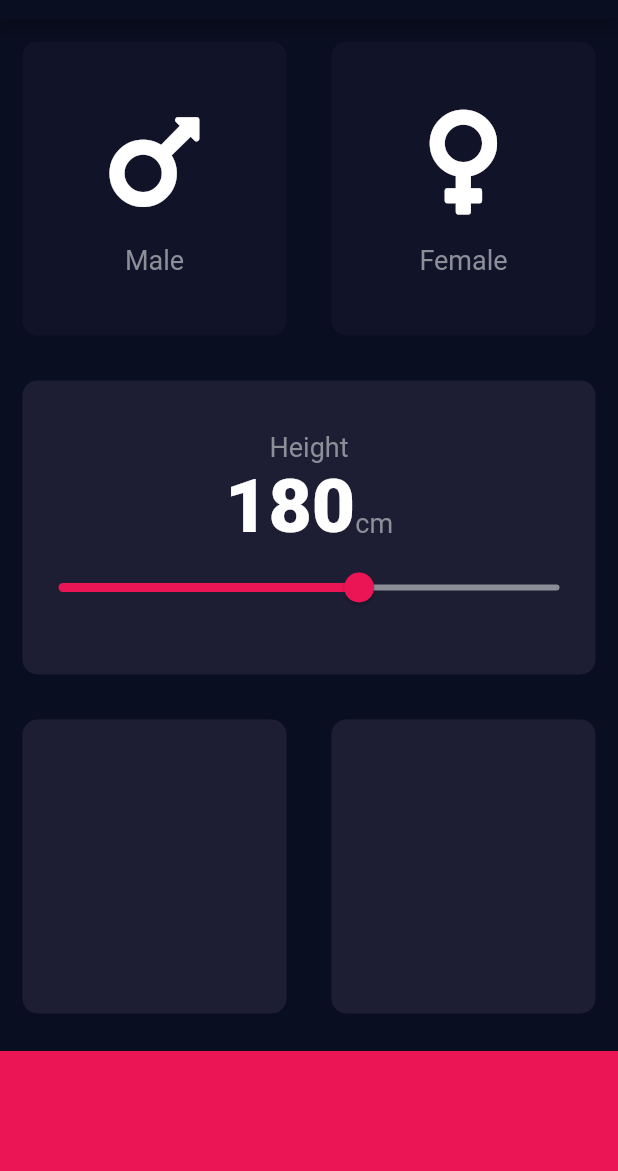
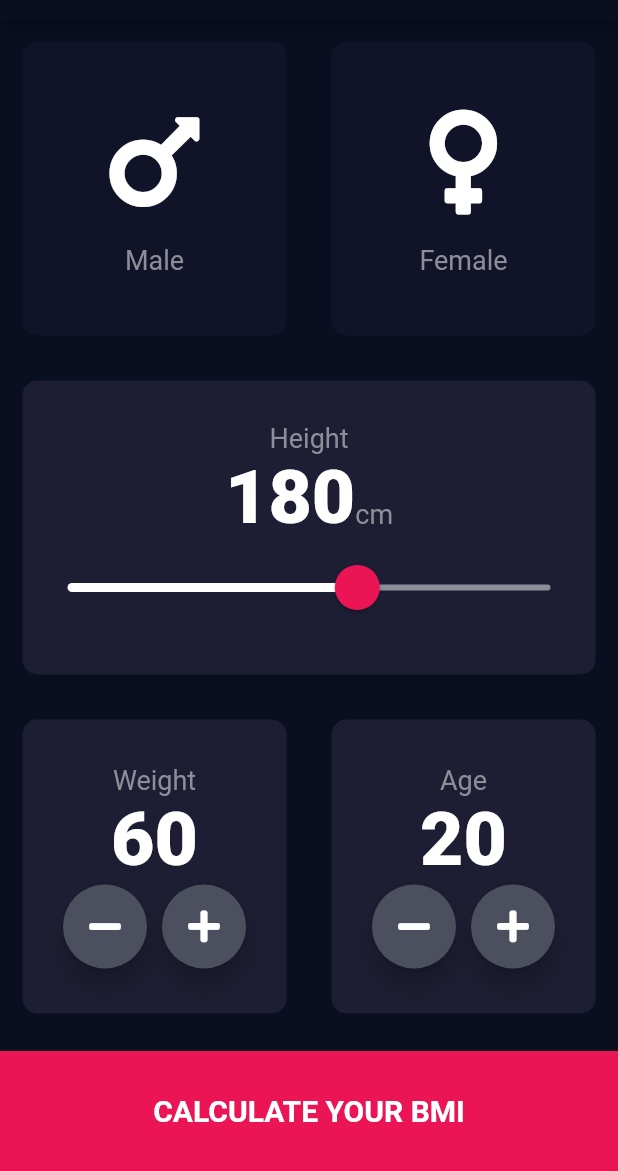
Before and after one commit to rabzkhan/bmi-calculator, a Flutter app: the screen it shows after launch, on a phone screen of 412 x 824 dp, the part 65-1236 px from its top. Run offline on Flutter 3.47's test engine with Material 2 defaults, Android fonts, the phone set to English and light mode, and no system bars; our stand-ins replace font_awesome_flutter.

Commit message:
home page updated

```diff
--- a/lib/input_page.dart
+++ b/lib/input_page.dart
@@ -16,6 +16,8 @@ class InputPage extends StatefulWidget {
 
 class _InputPageState extends State<InputPage> {
   int height = 180;
+  int weight = 60;
+  int age = 20;
 
   Color maleCardColour = kinactiveCardColor;
   Color femaleCardColour = kinactiveCardColor;
@@ -110,18 +112,27 @@ class _InputPageState extends State<InputPage> {
                         )
                       ],
                     ),
-                    Slider(
+                    SliderTheme(
+                      data: SliderTheme.of(context).copyWith(
+                          inactiveTrackColor: Color(0xFF8D8E98),
+                          activeTrackColor: Colors.white,
+                          thumbColor: Color(0xFFEB1555),
+                          overlayColor: Color(0x29EB1555),
+                          thumbShape:
+                              RoundSliderThumbShape(enabledThumbRadius: 15.0),
+                          overlayShape:
+                              RoundSliderOverlayShape(overlayRadius: 30.0)),
+                      child: Slider(
                         value: height.toDouble(),
                         min: 120.0,
                         max: 220.0,
-                      activeColor: Color(0xFFEB1555),
-                      inactiveColor: Color(0xFF8D8E98),
                         onChanged: (double newValue) {
                           print(newValue);
                           setState(() {
                             height = newValue.round();
                           });
                         },
+                      ),
                     ),
                   ],
                 ),
@@ -132,13 +143,85 @@ class _InputPageState extends State<InputPage> {
                 children: [
                   Expanded(
                     child: ReusableCard(
-                      cardChild: Column(),
+                      cardChild: Column(
+                        mainAxisAlignment: MainAxisAlignment.center,
+                        children: [
+                          Text(
+                            'Weight',
+                            style: klabelTextStyle,
+                          ),
+                          Text(
+                            weight.toString(),
+                            style: kNumberTextStyel,
+                          ),
+                          Row(
+                            mainAxisAlignment: MainAxisAlignment.center,
+                            children: [
+                              RoundIconButton(
+                                icon: FontAwesomeIcons.minus,
+                                onPressed: () {
+                                  setState(() {
+                                    weight--;
+                                  });
+                                },
+                              ),
+                              SizedBox(
+                                width: 10,
+                              ),
+                              RoundIconButton(
+                                icon: FontAwesomeIcons.plus,
+                                onPressed: () {
+                                  setState(() {
+                                    weight++;
+                                  });
+                                },
+                              ),
+                            ],
+                          )
+                        ],
+                      ),
                       colour: kactiveCardColor,
                     ),
                   ),
                   Expanded(
                     child: ReusableCard(
-                      cardChild: Column(),
+                      cardChild: Column(
+                        mainAxisAlignment: MainAxisAlignment.center,
+                        children: [
+                          Text(
+                            'Age',
+                            style: klabelTextStyle,
+                          ),
+                          Text(
+                            age.toString(),
+                            style: kNumberTextStyel,
+                          ),
+                          Row(
+                            mainAxisAlignment: MainAxisAlignment.center,
+                            children: [
+                              RoundIconButton(
+                                icon: FontAwesomeIcons.minus,
+                                onPressed: () {
+                                  setState(() {
+                                    age--;
+                                  });
+                                },
+                              ),
+                              SizedBox(
+                                width: 10,
+                              ),
+                              RoundIconButton(
+                                icon: FontAwesomeIcons.plus,
+                                onPressed: () {
+                                  setState(() {
+                                    age++;
+                                  });
+                                },
+                              ),
+                            ],
+                          )
+                        ],
+                      ),
                       colour: kactiveCardColor,
                     ),
                   )
@@ -150,6 +233,15 @@ class _InputPageState extends State<InputPage> {
               margin: EdgeInsets.only(top: 10.0),
               width: double.infinity,
               height: kbottomContainerHeight,
+              child: Center(
+                child: Text(
+                  'CALCULATE YOUR BMI',
+                  style: TextStyle(
+                    fontSize: 20.0,
+                    fontWeight: FontWeight.bold,
+                  ),
+                ),
+              ),
             ),
           ],
         ),
@@ -157,3 +249,27 @@ class _InputPageState extends State<InputPage> {
     );
   }
 }
+
+class RoundIconButton extends StatelessWidget {
+  RoundIconButton({required this.icon, required this.onPressed});
+
+  final IconData icon;
+  final Function onPressed;
+
+  @override
+  Widget build(BuildContext context) {
+    return RawMaterialButton(
+      child: Icon(icon),
+      onPressed: () {
+        onPressed();
+      },
+      shape: CircleBorder(),
+      fillColor: Color(0xFF4C4F5E),
+      constraints: BoxConstraints.tightFor(
+        width: 56.0,
+        height: 56.0,
+      ),
+      elevation: 6.0,
+    );
+  }
+}
```
Lines whose indentation alone changed are shown as unchanged.
